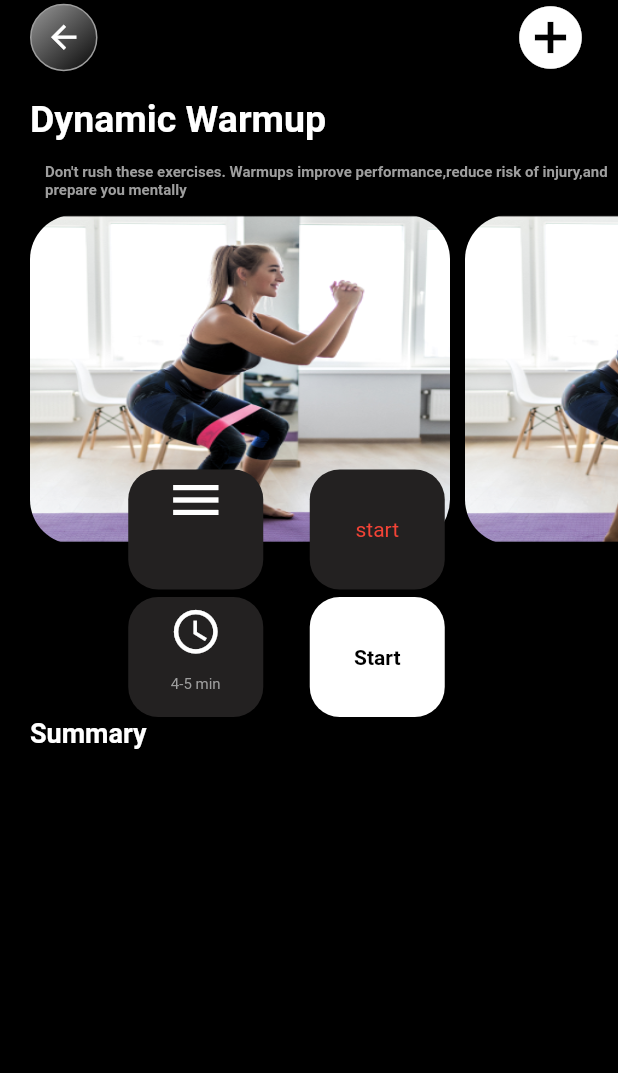
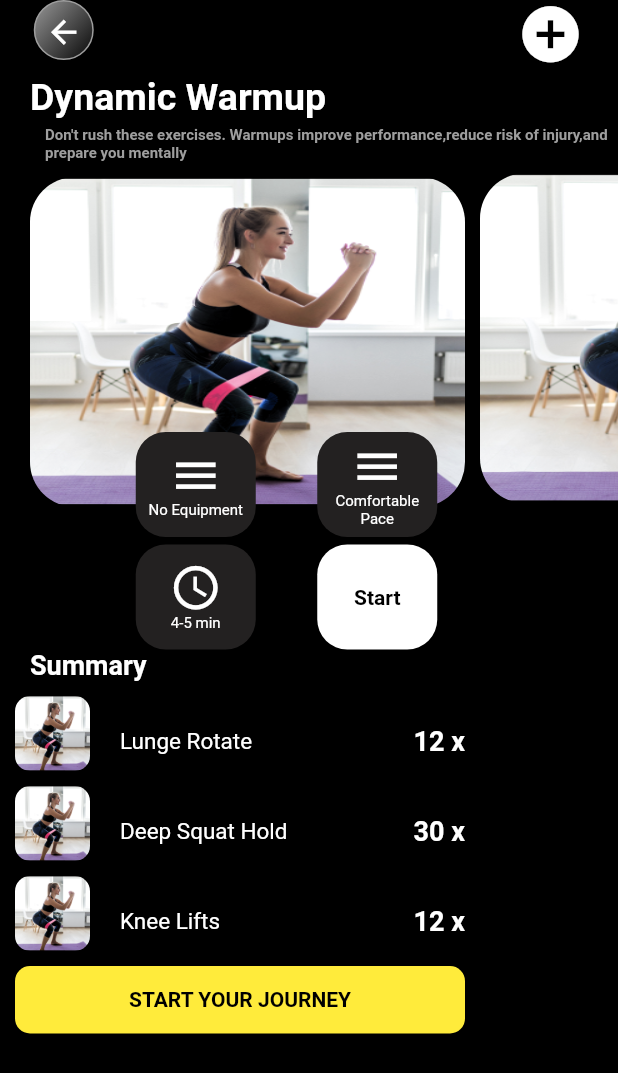
Before and after one commit to PiyushVaghasiya/trainee_app, a Flutter app: the Design screen opened directly, on a phone screen of 412 x 824 dp. Shown: the top 1073 px of the screen. Run offline on Flutter 3.47's test engine with Material 2 defaults, Android fonts, the phone set to English and light mode, and no system bars.

Commit message:
making design using stack

```diff
--- a/lib/Demo/Design.dart
+++ b/lib/Demo/Design.dart
@@ -40,7 +40,7 @@ class _DesignState extends State<Design> with SingleTickerProviderStateMixin {
                 children: [
                   Container(
                     width: 45,
-                    height: 50,
+                    height: 40,
                     margin: EdgeInsets.only(left: 10),
                     alignment: Alignment.center,
                     decoration: BoxDecoration(
@@ -67,7 +67,7 @@ class _DesignState extends State<Design> with SingleTickerProviderStateMixin {
                   ),
                   Container(
                     width: 70,
-                    height: 50,
+                    height: 40,
                     margin: EdgeInsets.only(right: 10),
                     child: IconButton(
                       alignment: Alignment.topCenter,
@@ -75,7 +75,7 @@ class _DesignState extends State<Design> with SingleTickerProviderStateMixin {
                       icon: Icon(
                         Icons.add_circle_outlined,
                         color: Colors.white,
-                        size: 50,
+                        size: 45,
                       ),
                       onPressed: () {
                         // do something
@@ -85,7 +85,7 @@ class _DesignState extends State<Design> with SingleTickerProviderStateMixin {
                 ],
               ),
               Container(
-                  margin: EdgeInsets.only(left: 10, top: 15),
+                  margin: EdgeInsets.only(left: 10, top: 10),
                   child: Text(
                     "Dynamic Warmup",
                     style: TextStyle(
@@ -94,7 +94,7 @@ class _DesignState extends State<Design> with SingleTickerProviderStateMixin {
                         fontWeight: FontWeight.bold),
                   )),
               Container(
-                  margin: EdgeInsets.only(left: 20, top: 15),
+                  margin: EdgeInsets.only(left: 20, top: 5),
                   child: Text(
                     "Don't rush these exercises. Warmups improve performance,reduce risk of injury,and prepare you mentally",
                     style: TextStyle(
@@ -114,7 +114,7 @@ class _DesignState extends State<Design> with SingleTickerProviderStateMixin {
                               margin: EdgeInsets.only(left: 10, top: 10),
                               transformAlignment: Alignment.center,
                               height: 220,
-                              width: 280,
+                              width: 290,
                               alignment: Alignment.center,
                               decoration: BoxDecoration(
                                 image: DecorationImage(
@@ -125,10 +125,10 @@ class _DesignState extends State<Design> with SingleTickerProviderStateMixin {
                               ),
                             ),
                             Container(
-                              margin: EdgeInsets.only(left: 10, top: 10),
+                              margin: EdgeInsets.only(left: 10, top: 5),
                               transformAlignment: Alignment.center,
                               height: 220,
-                              width: 280,
+                              width: 290,
                               alignment: Alignment.center,
                               decoration: BoxDecoration(
                                 image: DecorationImage(
@@ -157,15 +157,21 @@ class _DesignState extends State<Design> with SingleTickerProviderStateMixin {
                                     borderRadius: BorderRadius.circular(20)),
                                 margin: EdgeInsets.only(left: 60, bottom: 5),
                                 alignment: Alignment.center,
-                                height: 80,
-                                width: 90,
+                                height: 70,
+                                width: 80,
                                 child: Column(
+                                  mainAxisAlignment: MainAxisAlignment.center,
                                   children: [
                                     Icon(
                                       Icons.menu,
                                       color: Colors.white,
-                                      size: 40,
-                                    )
+                                      size: 35,
+                                    ),
+                                    Text(
+                                      "No Equipment",
+                                      style: TextStyle(
+                                          color: Colors.white, fontSize: 10),
+                                    ),
                                   ],
                                 )),
                             Container(
@@ -174,11 +180,23 @@ class _DesignState extends State<Design> with SingleTickerProviderStateMixin {
                               decoration: BoxDecoration(
                                   color: barColor,
                                   borderRadius: BorderRadius.circular(20)),
-                              height: 80,
-                              width: 90,
-                              child: Text(
-                                "start",
-                                style: TextStyle(color: Colors.red),
+                              height: 70,
+                              width: 80,
+                              child: Column(
+                                mainAxisAlignment: MainAxisAlignment.center,
+                                children: [
+                                  Icon(
+                                    Icons.menu,
+                                    color: Colors.white,
+                                    size: 35,
+                                  ),
+                                  Text(
+                                    "Comfortable Pace",
+                                    textAlign: TextAlign.center,
+                                    style: TextStyle(
+                                        color: Colors.white, fontSize: 10),
+                                  ),
+                                ],
                               ),
                             ),
                           ],
@@ -192,11 +210,10 @@ class _DesignState extends State<Design> with SingleTickerProviderStateMixin {
                                   borderRadius: BorderRadius.circular(20)),
                               margin: EdgeInsets.only(left: 60),
                               alignment: Alignment.center,
-                              height: 80,
-                              width: 90,
+                              height: 70,
+                              width: 80,
                               child: Column(
-                                mainAxisAlignment:
-                                    MainAxisAlignment.spaceAround,
+                                mainAxisAlignment: MainAxisAlignment.center,
                                 crossAxisAlignment: CrossAxisAlignment.center,
                                 children: [
                                   Icon(
@@ -204,13 +221,10 @@ class _DesignState extends State<Design> with SingleTickerProviderStateMixin {
                                     size: 35,
                                     color: Colors.white,
                                   ),
-                                  Container(
-                                    margin: EdgeInsets.only(bottom: 10),
-                                    child: Text(
-                                      "4-5 min",
-                                      style: TextStyle(
-                                          color: Colors.grey, fontSize: 10),
-                                    ),
+                                  Text(
+                                    "4-5 min",
+                                    style: TextStyle(
+                                        color: Colors.white, fontSize: 10),
                                   ),
                                 ],
                               ),
@@ -221,8 +235,8 @@ class _DesignState extends State<Design> with SingleTickerProviderStateMixin {
                               decoration: BoxDecoration(
                                   color: Colors.white,
                                   borderRadius: BorderRadius.circular(20)),
-                              height: 80,
-                              width: 90,
+                              height: 70,
+                              width: 80,
                               child: Text(
                                 "Start",
                                 style: TextStyle(
@@ -238,7 +252,7 @@ class _DesignState extends State<Design> with SingleTickerProviderStateMixin {
                 ],
               ),
               Container(
-                margin: EdgeInsets.only(left: 10),
+                margin: EdgeInsets.only(left: 10, bottom: 10),
                 child: Text(
                   "Summary",
                   style: TextStyle(
@@ -246,7 +260,119 @@ class _DesignState extends State<Design> with SingleTickerProviderStateMixin {
                       fontWeight: FontWeight.bold,
                       fontSize: 18),
                 ),
-              )
+              ),
+              Container(
+                width: 300,
+                child: Row(
+                  mainAxisAlignment: MainAxisAlignment.spaceBetween,
+                  children: [
+                    Container(
+                      margin: EdgeInsets.only(right: 20, bottom: 10),
+                      height: 50,
+                      width: 50,
+                      alignment: Alignment.center,
+                      decoration: BoxDecoration(
+                        image: DecorationImage(
+                            image: AssetImage("assets/images/trainer.png"),
+                            fit: BoxFit.fill),
+                        borderRadius: BorderRadius.circular(10),
+                      ),
+                    ),
+                    Expanded(
+                      child: Text(
+                        "Lunge Rotate",
+                        style: TextStyle(color: Colors.white, fontSize: 15),
+                      ),
+                    ),
+                    Text(
+                      "12 x",
+                      style: TextStyle(
+                          color: Colors.white,
+                          fontWeight: FontWeight.bold,
+                          fontSize: 18),
+                    ),
+                  ],
+                ),
+              ),
+              Container(
+                width: 300,
+                child: Row(
+                  mainAxisAlignment: MainAxisAlignment.spaceBetween,
+                  children: [
+                    Container(
+                      margin: EdgeInsets.only(right: 20, bottom: 10),
+                      height: 50,
+                      width: 50,
+                      alignment: Alignment.center,
+                      decoration: BoxDecoration(
+                        image: DecorationImage(
+                            image: AssetImage("assets/images/trainer.png"),
+                            fit: BoxFit.fill),
+                        borderRadius: BorderRadius.circular(10),
+                      ),
+                    ),
+                    Expanded(
+                      child: Text(
+                        "Deep Squat Hold",
+                        style: TextStyle(color: Colors.white, fontSize: 15),
+                      ),
+                    ),
+                    Text(
+                      "30 x",
+                      style: TextStyle(
+                          color: Colors.white,
+                          fontWeight: FontWeight.bold,
+                          fontSize: 18),
+                    ),
+                  ],
+                ),
+              ),
+              Container(
+                width: 300,
+                child: Row(
+                  mainAxisAlignment: MainAxisAlignment.spaceBetween,
+                  children: [
+                    Container(
+                      margin: EdgeInsets.only(right: 20, bottom: 10),
+                      height: 50,
+                      width: 50,
+                      alignment: Alignment.center,
+                      decoration: BoxDecoration(
+                        image: DecorationImage(
+                            image: AssetImage("assets/images/trainer.png"),
+                            fit: BoxFit.fill),
+                        borderRadius: BorderRadius.circular(10),
+                      ),
+                    ),
+                    Expanded(
+                      child: Text(
+                        "Knee Lifts",
+                        style: TextStyle(color: Colors.white, fontSize: 15),
+                      ),
+                    ),
+                    Text(
+                      "12 x",
+                      style: TextStyle(
+                          color: Colors.white,
+                          fontWeight: FontWeight.bold,
+                          fontSize: 18),
+                    ),
+                  ],
+                ),
+              ),
+              Container(
+                alignment: Alignment.center,
+                decoration: BoxDecoration(
+                    color: Colors.yellow,
+                    borderRadius: BorderRadius.circular(10)),
+                width: 300,
+                height: 45,
+                child: Text(
+                  "START YOUR JOURNEY",
+                  style: TextStyle(
+                      color: Colors.black, fontWeight: FontWeight.bold),
+                ),
+              ),
             ],
           ),
         ),
--- /dev/null
+++ b/lib/Demo/Design2.dart
@@ -0,0 +1,74 @@
+import 'dart:math';
+
+import 'package:flutter/material.dart';
+
+class Design2 extends StatefulWidget {
+  const Design2({Key? key}) : super(key: key);
+
+  @override
+  _Design2State createState() => _Design2State();
+}
+
+class _Design2State extends State<Design2> with SingleTickerProviderStateMixin {
+  late AnimationController _controller;
+
+  @override
+  void initState() {
+    super.initState();
+    _controller = AnimationController(vsync: this);
+  }
+
+  @override
+  void dispose() {
+    _controller.dispose();
+    super.dispose();
+  }
+
+  @override
+  Widget build(BuildContext context) {
+    return SafeArea(
+      child: Scaffold(
+        backgroundColor: Colors.black,
+        body: Transform.rotate(angle: pi/10,
+          child: Stack(
+            children: [
+              Positioned(
+                child: Container(height: 200,width: 200,
+                  margin: EdgeInsets.all(20),
+                  color: Colors.blue,
+                ),
+              ),
+              Container(
+                height: 100,
+                width: 100,
+                color: Colors.white,
+                margin: EdgeInsets.all(50),
+                child: Column(
+                  children: [
+                    Container(
+                      alignment: Alignment.center,
+                      margin: EdgeInsets.only(left: 20, right: 20),
+                      child: Row(
+                        mainAxisAlignment: MainAxisAlignment.spaceBetween,
+                        children: [
+                          Icon(
+                            Icons.menu,
+                            color: Colors.black,
+                          ),
+                          Icon(
+                            Icons.search,
+                            color: Colors.black,
+                          ),
+                        ],
+                      ),
+                    )
+                  ],
+                ),
+              ),
+            ],
+          ),
+        ),
+      ),
+    );
+  }
+}
```
